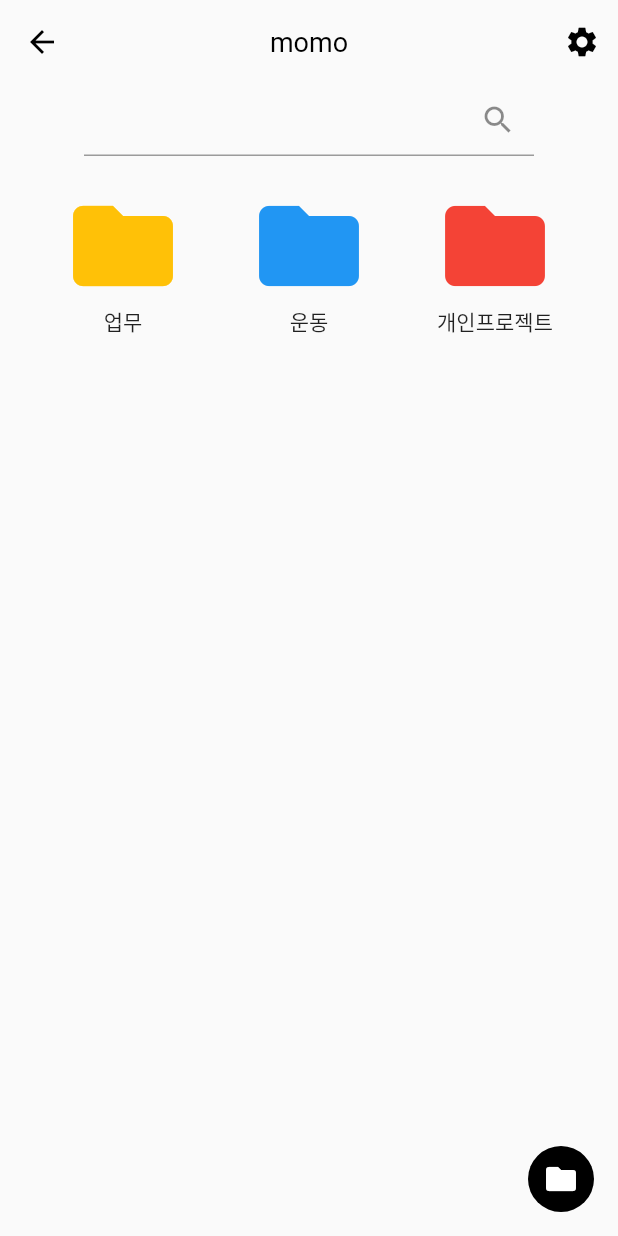
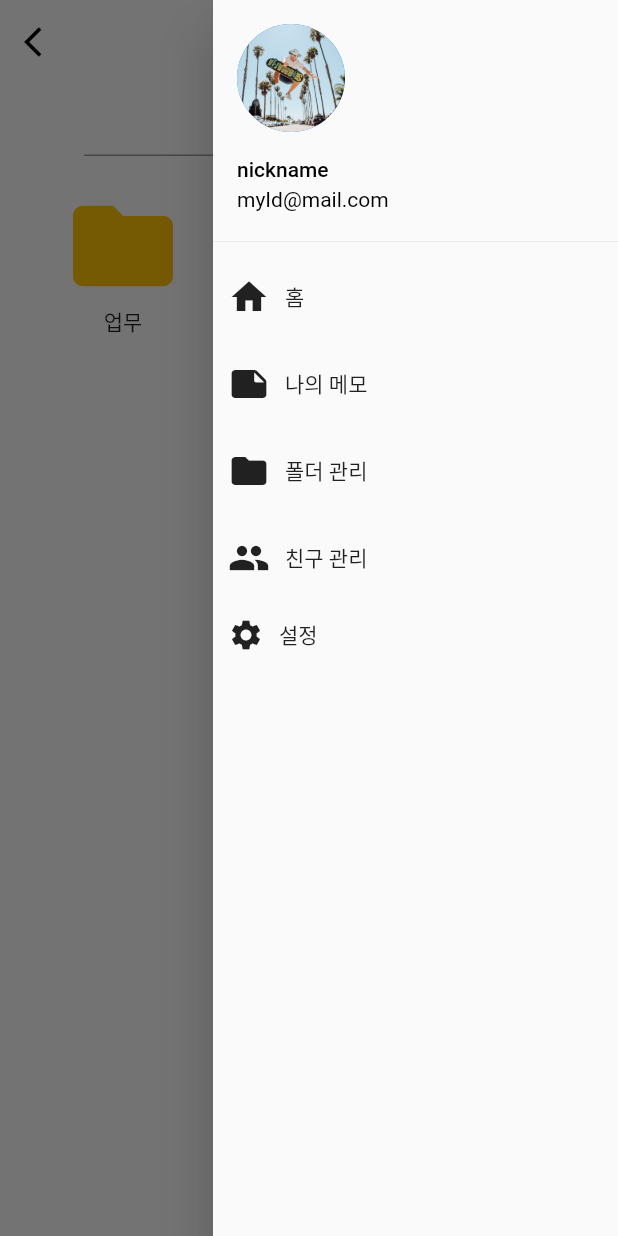
Before and after one commit to 812jay/momo, a Flutter app: the FolderListView screen opened by its route, with the side drawer open (before the commit the screen has no drawer), on a phone screen of 412 x 824 dp. Run offline on Flutter 3.47's test engine with Material 2 defaults, Android fonts, the phone set to English and light mode, and no system bars; our stand-ins replace date_format, flutter_slidable; missing offline and left inert: html_editor_enhanced.

Commit message:
edit common app bar

```diff
--- a/lib/views/common/components/common_app_bar.dart
+++ b/lib/views/common/components/common_app_bar.dart
@@ -1,8 +1,15 @@
 import 'package:flutter/material.dart';
 
-PreferredSizeWidget commonAppBar(BuildContext context) {
+PreferredSizeWidget commonAppBar(
+    {required BuildContext context, required bool isLeading}) {
   return AppBar(
     iconTheme: const IconThemeData(color: Colors.black),
+    leading: isLeading
+        ? GestureDetector(
+            onTap: () => Navigator.of(context).pop(),
+            child: const Icon(Icons.arrow_back_ios),
+          )
+        : null,
     title: GestureDetector(
       onTap: () => Navigator.of(context).pushNamed('/home'),
       child: const Text(
@@ -13,17 +20,6 @@ PreferredSizeWidget commonAppBar(BuildContext context) {
       ),
     ),
     centerTitle: true,
-    actions: [
-      Padding(
-        padding: const EdgeInsets.only(right: 12.0),
-        child: GestureDetector(
-          onTap: () {
-            Navigator.of(context).pushNamed('/setting');
-          },
-          child: const Icon(Icons.settings),
-        ),
-      )
-    ],
     titleTextStyle: const TextStyle(color: Colors.black),
     backgroundColor: Theme.of(context).scaffoldBackgroundColor,
     elevation: 0,
--- a/lib/views/common/components/nav_bar.dart
+++ b/lib/views/common/components/nav_bar.dart
@@ -121,28 +121,20 @@ class NavBar extends StatelessWidget {
               ),
             ),
           ),
-          // Container(
-          //   padding:
-          //       const EdgeInsets.symmetric(horizontal: 10.0, vertical: 10.0),
-          //   child: Row(
-          //     children: const [
-          //       Icon(Icons.account_box),
-          //       SizedBox(width: 10),
-          //       Text('나의 정보'),
-          //     ],
-          //   ),
-          // ),
-          // Container(
-          //   padding:
-          //       const EdgeInsets.symmetric(horizontal: 10.0, vertical: 10.0),
-          //   child: Row(
-          //     children: const [
-          //       Icon(Icons.settings),
-          //       SizedBox(width: 10),
-          //       Text('설정'),
-          //     ],
-          //   ),
-          // ),
+          GestureDetector(
+            onTap: () => Navigator.of(context).pushNamed('/setting'),
+            child: Container(
+              padding:
+                  const EdgeInsets.symmetric(horizontal: 10.0, vertical: 10.0),
+              child: Row(
+                children: const [
+                  Icon(Icons.settings),
+                  SizedBox(width: 10),
+                  Text('설정'),
+                ],
+              ),
+            ),
+          ),
         ],
       ),
     );
--- a/lib/views/folder/folder_list.dart
+++ b/lib/views/folder/folder_list.dart
@@ -11,8 +11,8 @@ class FolderListView extends StatelessWidget {
   @override
   Widget build(BuildContext context) {
     return Scaffold(
-      // drawer: const NavBar(),
-      appBar: commonAppBar(context),
+      endDrawer: const NavBar(),
+      appBar: commonAppBar(context: context, isLeading: true),
       floatingActionButton: floatingActionButtonAdd(
         icon: const Icon(
           Icons.folder,
--- a/lib/views/friend/friend_list.dart
+++ b/lib/views/friend/friend_list.dart
@@ -11,8 +11,8 @@ class FriendListView extends StatelessWidget {
   @override
   Widget build(BuildContext context) {
     return Scaffold(
-      // drawer: const NavBar(),
-      appBar: commonAppBar(context),
+      endDrawer: const NavBar(),
+      appBar: commonAppBar(context: context, isLeading: true),
       floatingActionButton: floatingActionButtonAdd(
         icon: const Icon(
           Icons.people,
--- a/lib/views/home/home.dart
+++ b/lib/views/home/home.dart
@@ -11,8 +11,8 @@ class Home extends StatelessWidget {
   @override
   Widget build(BuildContext context) {
     return Scaffold(
-      drawer: const NavBar(),
-      appBar: commonAppBar(context),
+      endDrawer: const NavBar(),
+      appBar: commonAppBar(context: context, isLeading: false),
       floatingActionButton: floatingActionButtonAdd(
         icon: const Icon(
           Icons.note,
--- a/lib/views/memo/memo_list.dart
+++ b/lib/views/memo/memo_list.dart
@@ -11,9 +11,8 @@ class MemoListView extends StatelessWidget {
   @override
   Widget build(BuildContext context) {
     return Scaffold(
-      // drawer: const NavBar(),
-
-      appBar: commonAppBar(context),
+      endDrawer: const NavBar(),
+      appBar: commonAppBar(context: context, isLeading: true),
       floatingActionButton: floatingActionButtonAdd(
         icon: const Icon(
           Icons.note,
--- a/lib/views/memo/memo_post.dart
+++ b/lib/views/memo/memo_post.dart
@@ -11,8 +11,8 @@ class MemoPost extends StatelessWidget {
   Widget build(BuildContext context) {
     final HtmlEditorController htmlEditorController = HtmlEditorController();
     return Scaffold(
-      // drawer: const NavBar(),
-      appBar: commonAppBar(context),
+      endDrawer: const NavBar(),
+      appBar: commonAppBar(context: context, isLeading: true),
       bottomNavigationBar: GestureDetector(
         onTap: () {
           Navigator.of(context).pop();
--- a/lib/views/setting/setting.dart
+++ b/lib/views/setting/setting.dart
@@ -9,8 +9,8 @@ class SettingView extends StatelessWidget {
   @override
   Widget build(BuildContext context) {
     return Scaffold(
-      drawer: const NavBar(),
-      appBar: commonAppBar(context),
+      endDrawer: const NavBar(),
+      appBar: commonAppBar(context: context, isLeading: true),
       body: Container(
         margin: const EdgeInsets.symmetric(horizontal: 30.0),
         child: ListView(
```
